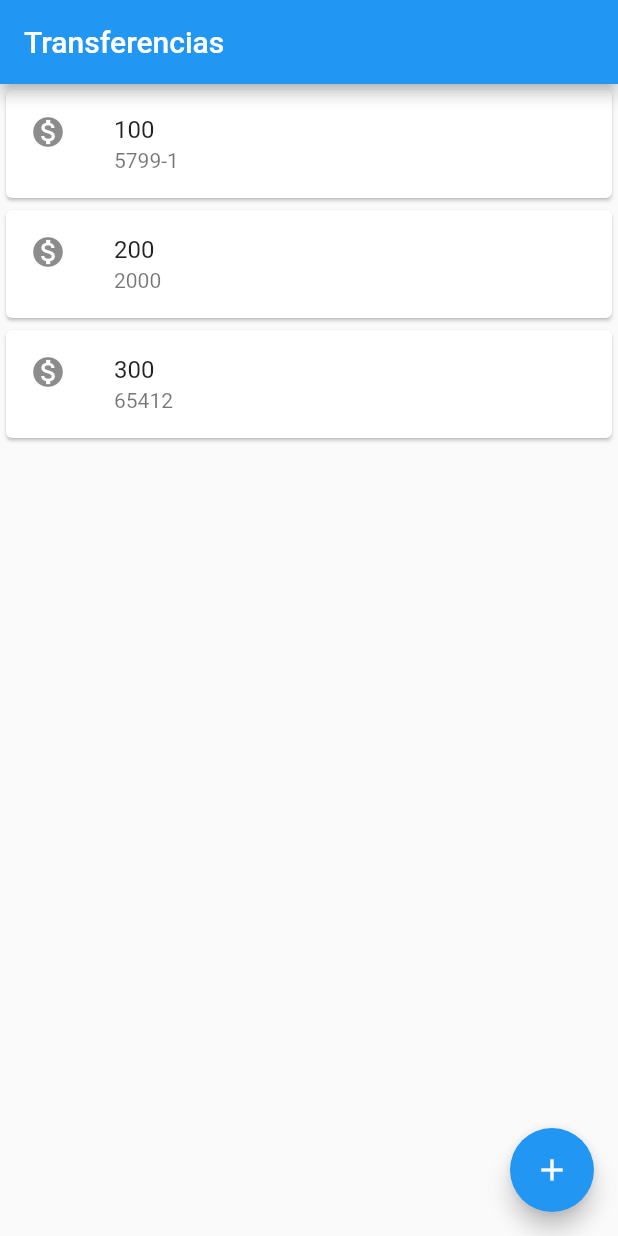
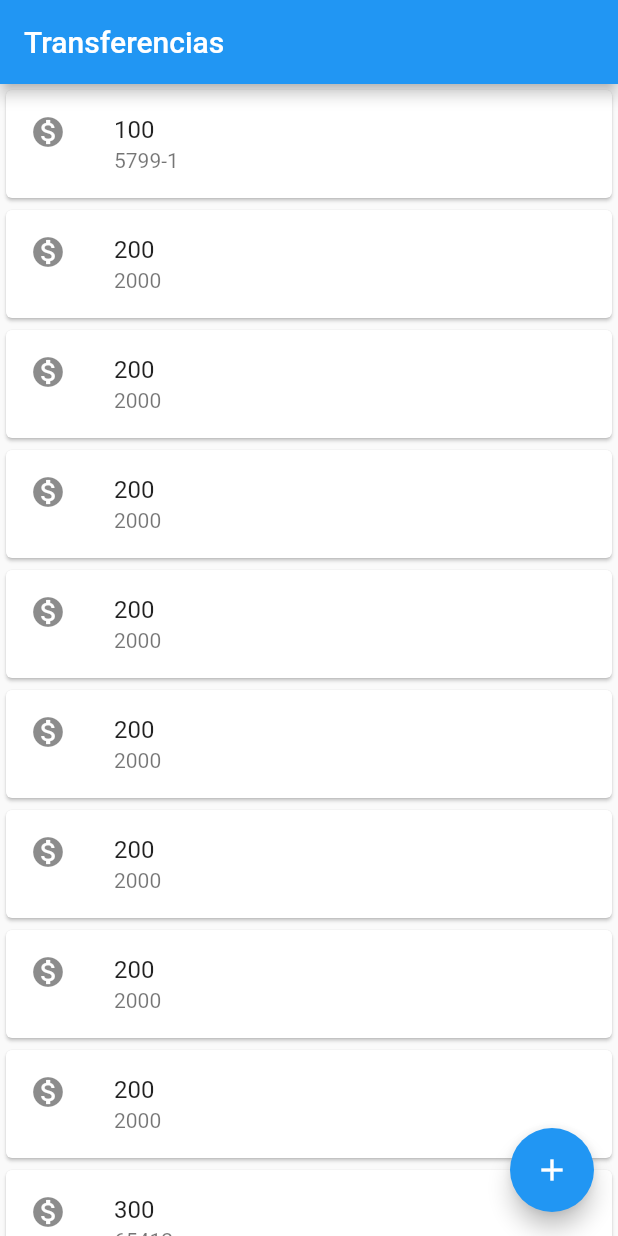
Before and after one commit to eliaslazcano/bytebank, a Flutter app: the screen it shows after launch, on a phone screen of 412 x 824 dp. Run offline on Flutter 3.47's test engine with Material 2 defaults, Android fonts, the phone set to English and light mode, and no system bars.

Commit message:
Scroll de uma lista de conteúdos
o Widget "Column" não foi feito para lidar com abordagens na qual necessitamos de um comportamento de rolagem (ou "scroll"). Trocamos então para um Widget que tenha a habilidade de fazer scroll na tela do smartphone.

```diff
--- a/lib/main.dart
+++ b/lib/main.dart
@@ -137,9 +137,16 @@ class ListaTransferencias extends StatelessWidget {
         appBar: AppBar(
           title: Text('Transferencias'),
         ),
-        body: Column(
+        body: ListView(
           children: <Widget>[
             ItemTransferencia('100', '5799-1'),
+            ItemTransferencia('200', '2000'),
+            ItemTransferencia('200', '2000'),
+            ItemTransferencia('200', '2000'),
+            ItemTransferencia('200', '2000'),
+            ItemTransferencia('200', '2000'),
+            ItemTransferencia('200', '2000'),
+            ItemTransferencia('200', '2000'),
             ItemTransferencia('200', '2000'),
             ItemTransferencia('300', '65412')
           ],
```
Also changed, not shown: extra/estrutura_form.JPG (renamed from estrutura_form.JPG), extra/list_view.jpg (added).
